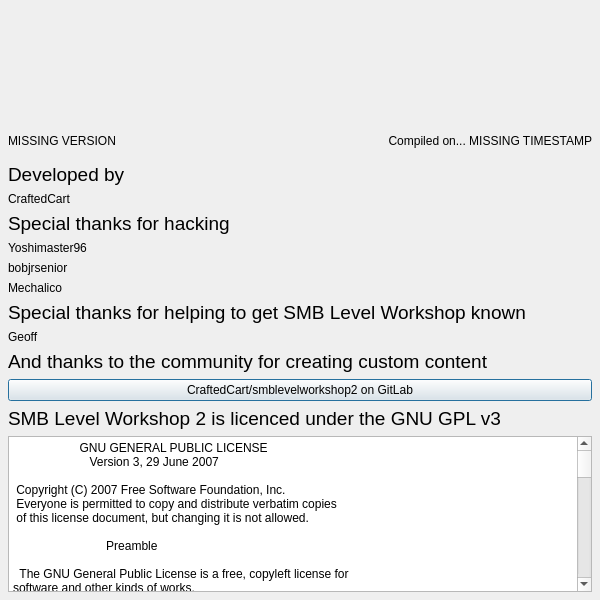
Before: the Qt Designer form ws2editor/src/ws2editor/ui/AboutWindow.ui in CraftedCart/smblevelworkshop2, drawn with Qt 5.
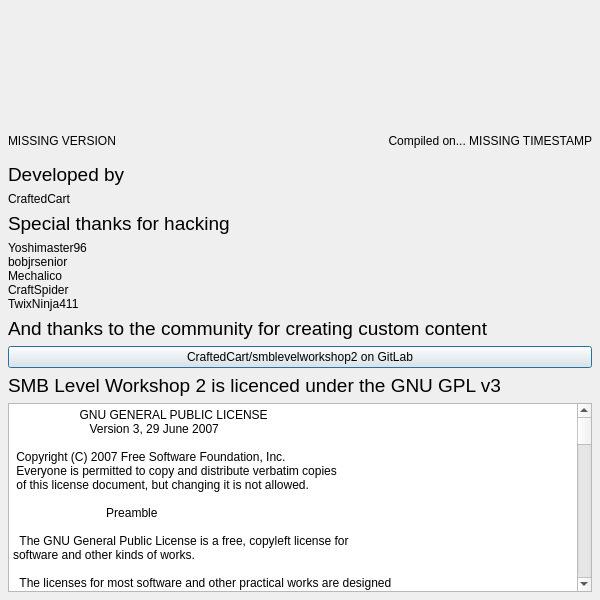
After: the same form once the commit is applied. Icons and pictures are not drawn.

Commit message: Cleaned up the about window and added 2 more names to the thanks for hacking section

Diff of the .ui file:
```diff
--- a/ws2editor/src/ws2editor/ui/AboutWindow.ui
+++ b/ws2editor/src/ws2editor/ui/AboutWindow.ui
@@ -151,40 +151,11 @@
      <item>
       <widget class="QLabel" name="yoshimaster96Label">
        <property name="text">
-        <string>Yoshimaster96</string>
-       </property>
-      </widget>
-     </item>
-     <item>
-      <widget class="QLabel" name="bobjrseniorLabel">
-       <property name="text">
-        <string>bobjrsenior</string>
-       </property>
-      </widget>
-     </item>
-     <item>
-      <widget class="QLabel" name="mechalicoLabel">
-       <property name="text">
-        <string>Mechalico</string>
-       </property>
-      </widget>
-     </item>
-     <item>
-      <widget class="QLabel" name="specialThanksKnownLabel">
-       <property name="font">
-        <font>
-         <pointsize>14</pointsize>
-        </font>
-       </property>
-       <property name="text">
-        <string>Special thanks for helping to get SMB Level Workshop known</string>
-       </property>
-      </widget>
-     </item>
-     <item>
-      <widget class="QLabel" name="geoffLabel">
-       <property name="text">
-        <string>Geoff</string>
+        <string>Yoshimaster96
+bobjrsenior
+Mechalico
+CraftSpider
+TwixNinja411</string>
        </property>
       </widget>
      </item>
```
Left out of the diff: 4 changed lines with no effect on the pictures. The commit also changes 1 other file.
